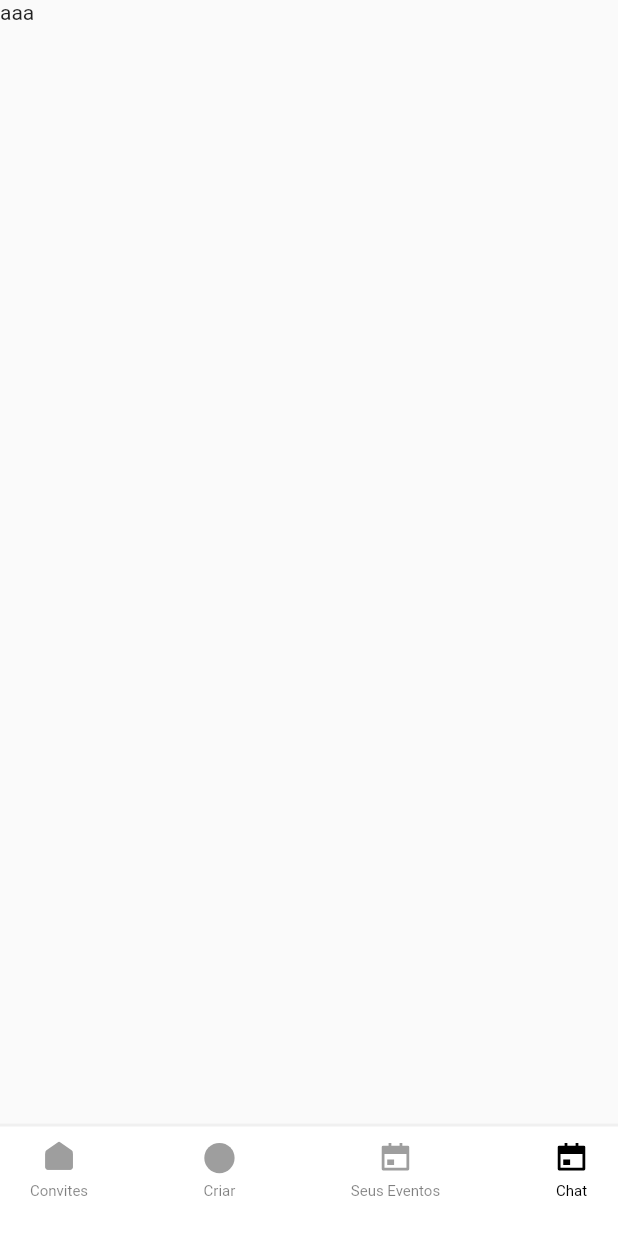
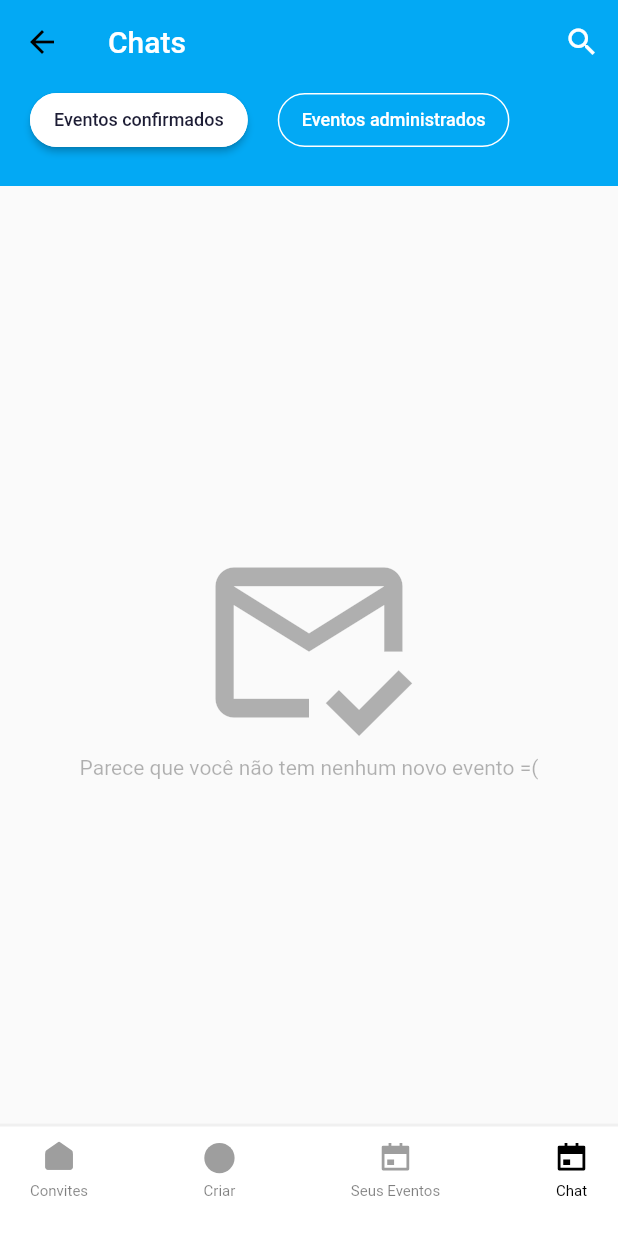
Before and after one commit to piresflp/Event-Manager, a Flutter app: the RootApp screen opened directly, item 4 of the bottom bar chosen, on a phone screen of 412 x 824 dp. Run offline on Flutter 3.47's test engine with Material 2 defaults, Android fonts, the phone set to English and light mode, and no system bars; our stand-ins replace cloud_firestore, firebase_auth, firebase_core, flutter_svg; accounts and stored records are empty; network calls fail.

Commit message:
chat item

```diff
--- a/lib/main.dart
+++ b/lib/main.dart
@@ -1,3 +1,5 @@
+import 'package:Even7/theme/colors.dart';
+
 import 'LoginPage.dart';
 import 'pages/RootApp.dart';
 import 'package:flutter/material.dart';
@@ -17,7 +19,7 @@ class MyApp extends StatelessWidget {
       initialRoute: '/login',
       routes: {'/': (context) => RootApp(), '/login': (context) => LoginPage()},
       theme: ThemeData(
-        primarySwatch: Colors.blue,
+        primarySwatch: Colors.lightBlue,
       ),
       debugShowCheckedModeBanner: false,
     );
--- a/lib/pages/Chat/ChatPage.dart
+++ b/lib/pages/Chat/ChatPage.dart
@@ -1,3 +1,5 @@
+import 'package:Even7/pages/Chat/Components/body.dart';
+import 'package:flutter/material.dart';
 import 'package:flutter/widgets.dart';
 
 class ChatPage extends StatefulWidget {
@@ -8,8 +10,25 @@ class ChatPage extends StatefulWidget {
 class _ChatPageState extends State<ChatPage> {
   @override
   Widget build(BuildContext context) {
-    return Container(
-      child: Text("aaa"),
+    return Scaffold(
+      appBar: buildAppBar(),
+      body: Body(),
+    );
+  }
+
+  AppBar buildAppBar() {
+    return AppBar(
+      backgroundColor: Colors.lightBlue,
+      elevation: 0,
+      title: Text("Chats", style: TextStyle(color: Colors.white)),
+      actions: [
+        IconButton(
+            onPressed: () {},
+            icon: Icon(
+              Icons.search,
+              color: Colors.white,
+            ))
+      ],
     );
   }
 }
--- /dev/null
+++ b/lib/pages/Chat/Components/FillOutButton.dart
@@ -0,0 +1,35 @@
+import 'package:Even7/theme/colors.dart';
+import 'package:flutter/material.dart';
+
+class FillOutlineButton extends StatelessWidget {
+  const FillOutlineButton({
+    Key? key,
+    this.isFilled = true,
+    required this.press,
+    required this.text,
+  }) : super(key: key);
+
+  final bool isFilled;
+  final VoidCallback press;
+  final String text;
+
+  @override
+  Widget build(BuildContext context) {
+    return MaterialButton(
+      shape: RoundedRectangleBorder(
+        borderRadius: BorderRadius.circular(30),
+        side: BorderSide(color: Colors.white),
+      ),
+      elevation: isFilled ? 2 : 0,
+      color: isFilled ? Colors.white : Colors.transparent,
+      onPressed: press,
+      child: Text(
+        text,
+        style: TextStyle(
+          color: isFilled ? kContentColorLightTheme : Colors.white,
+          fontSize: 12,
+        ),
+      ),
+    );
+  }
+}
--- /dev/null
+++ b/lib/pages/Chat/Components/body.dart
@@ -0,0 +1,149 @@
+import 'package:Even7/pages/Chat/Components/FillOutButton.dart';
+import 'package:Even7/pages/Invites/InviteContent.dart';
+import 'package:Even7/pages/Invites/RequestsHandler.dart';
+import 'package:Even7/theme/colors.dart';
+import 'package:Even7/utils/Api.dart';
+import 'package:cloud_firestore/cloud_firestore.dart';
+import 'package:flutter/material.dart';
+
+var idFunc = 'JIL8fXU6qSO7ilMhyl6U0nbgvQk2';
+
+class Body extends StatefulWidget {
+  @override
+  _BodyState createState() => _BodyState();
+}
+
+class _BodyState extends State<Body> {
+  @override
+  Widget build(BuildContext context) {
+    return Column(children: [
+      Container(
+        padding: EdgeInsets.fromLTRB(
+            kDefaultPadding, 0, kDefaultPadding, kDefaultPadding),
+        color: Colors.lightBlue,
+        child: Row(children: [
+          FillOutlineButton(press: () {}, text: "Eventos confirmados"),
+          SizedBox(width: kDefaultPadding),
+          FillOutlineButton(
+            press: () {},
+            text: "Eventos administrados",
+            isFilled: false,
+          )
+        ]),
+      ),
+      Expanded(child: getChats()),
+    ]);
+  }
+}
+
+Widget getChats() {
+  return StreamBuilder(
+      stream: FirebaseFirestore.instance
+          .collection('Convites')
+          .where('idFuncionario', isEqualTo: idFunc)
+          .where('confirmado', isEqualTo: true)
+          .snapshots(),
+      builder: (BuildContext context, AsyncSnapshot<QuerySnapshot> snapshot) {
+        if (!snapshot.hasData)
+          return Container(
+            child: Text("No data found"),
+          );
+        else if (snapshot.data!.docs.length == 0) {
+          return Container(
+            child: Column(
+              mainAxisAlignment: MainAxisAlignment.center,
+              children: [
+                Icon(
+                  Icons.mark_email_read_outlined,
+                  size: 150,
+                  color: Colors.black.withOpacity(0.3),
+                ),
+                Text(
+                  "Parece que você não tem nenhum novo evento =(",
+                  style: TextStyle(color: Colors.black.withOpacity(0.3)),
+                )
+              ],
+            ),
+          );
+        } else {
+          return Column(
+              children: List.generate(snapshot.data!.docs.length, (index) {
+            return chatItem(snapshot.data!.docs[index], index);
+          }));
+        }
+      });
+}
+
+Widget chatItem(rawInvite, index) {
+  final id = rawInvite.id;
+  final invite = rawInvite.data();
+
+  return FutureBuilder(
+      future: Api.eventData(invite['eventoRef']),
+      builder: (BuildContext context, AsyncSnapshot<dynamic> uData) {
+        var evento = uData.data();
+        return FutureBuilder(
+            future: Api.eventData(evento['chat']),
+            builder: (BuildContext context, AsyncSnapshot<dynamic> rawChat) {
+              var chat = rawChat.data();
+
+              return ChatCard(evento: evento, chat: chat);
+            });
+      });
+}
+
+class ChatCard extends StatelessWidget {
+  final dynamic evento;
+  final dynamic chat;
+
+  const ChatCard({
+    Key? key,
+    this.evento,
+    this.chat,
+  }) : super(key: key);
+
+  String convertTimestamp(timestamp) {
+    if (timestamp == null) return "";
+
+    var parsed = DateTime.parse(timestamp.toDate().toString());
+    String ret = parsed.hour.toString() + ":" + parsed.minute.toString();
+    return ret;
+  }
+
+  @override
+  Widget build(BuildContext context) {
+    return Padding(
+      padding: EdgeInsets.symmetric(
+          horizontal: kDefaultPadding, vertical: kDefaultPadding * 0.75),
+      child: Row(children: [
+        CircleAvatar(
+            radius: 24, backgroundImage: NetworkImage(evento['imagem'])),
+        Expanded(
+            child: Padding(
+          padding: const EdgeInsets.symmetric(horizontal: kDefaultPadding),
+          child: Column(
+            crossAxisAlignment: CrossAxisAlignment.start,
+            children: [
+              Text(
+                evento['nome'],
+                style: TextStyle(fontSize: 16, fontWeight: FontWeight.w500),
+              ),
+              SizedBox(height: 8),
+              Opacity(
+                opacity: 0.64,
+                child: Text(
+                  chat['lastMessage']['message'],
+                  maxLines: 1,
+                  overflow: TextOverflow.ellipsis,
+                ),
+              )
+            ],
+          ),
+        )),
+        Opacity(
+            opacity: 0.64,
+            child: Text(convertTimestamp(chat['lastMessage']['date']))),
+      ]),
+    );
+  }
+}
--- a/lib/pages/Invites/ListInvites.dart
+++ b/lib/pages/Invites/ListInvites.dart
@@ -4,11 +4,13 @@ import 'package:cloud_firestore/cloud_firestore.dart';
 import 'package:flutter/material.dart';
 import 'InviteContent.dart';
 
+var idFunc = 'JIL8fXU6qSO7ilMhyl6U0nbgvQk2';
+
 Widget listInvites() {
   return StreamBuilder(
       stream: FirebaseFirestore.instance
           .collection("Convites")
-          .where('idFuncionario', isEqualTo: 'JIL8fXU6qSO7ilMhyl6U0nbgvQk2')
+          .where('idFuncionario', isEqualTo: idFunc)
           .where('confirmado', isNull: true)
           .snapshots(),
       builder: (BuildContext context, AsyncSnapshot<QuerySnapshot> snapshot) {
--- a/lib/theme/colors.dart
+++ b/lib/theme/colors.dart
@@ -10,6 +10,15 @@ var blackTheme = Color(0x121212);
 var cyan = fromHex('#30b6d1');
 var almostWhite = fromHex('#f0f0f0');
 
+const kPrimaryColor = Color(0xFF00BF6D);
+const kSecondaryColor = Color(0xFFFE9901);
+const kContentColorLightTheme = Color(0xFF1D1D35);
+const kContentColorDarkTheme = Color(0xFFF5FCF9);
+const kWarninngColor = Color(0xFFF3BB1C);
+const kErrorColor = Color(0xFFF03738);
+
+const kDefaultPadding = 20.0;
+
 Color fromHex(String hexString) {
   final buffer = StringBuffer();
   if (hexString.length == 6 || hexString.length == 7) buffer.write('ff');
```
